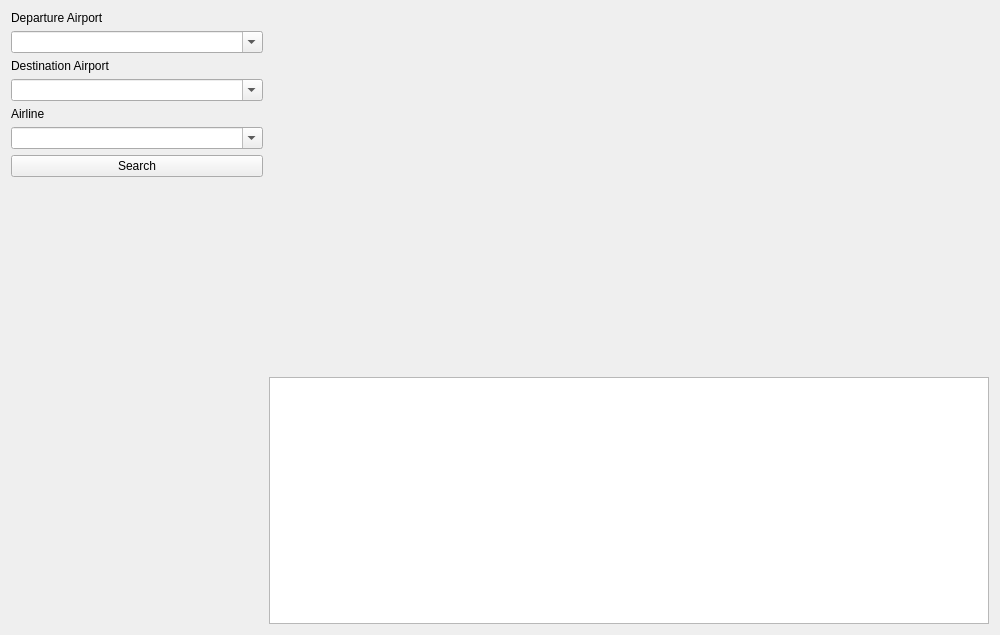
The window that mainwindow.ui (matthiasxg/FlightPlanner) describes before a commit, drawn with Qt 5.
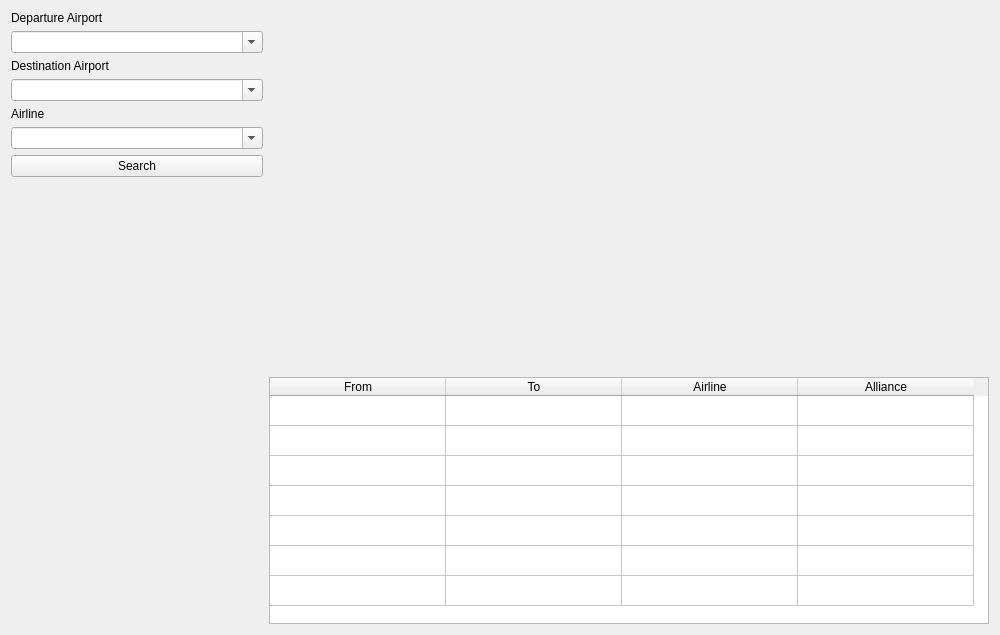
The same window after the commit. Icons and pictures are not drawn.

Commit message: Add table insertion

What changed in the file:
```diff
--- a/mainwindow.ui
+++ b/mainwindow.ui
@@ -87,7 +87,7 @@
        </layout>
       </item>
       <item>
-       <layout class="QVBoxLayout" name="rightLayout" stretch="360,140">
+       <layout class="QVBoxLayout" name="rightLayout" stretch="360,0">
         <item>
          <widget class="QLabel" name="map">
           <property name="minimumSize">
@@ -114,7 +114,7 @@
          </widget>
         </item>
         <item>
-         <widget class="QTableView" name="flightTable">
+         <widget class="QTableWidget" name="flightTable">
           <property name="sizePolicy">
            <sizepolicy hsizetype="Preferred" vsizetype="Preferred">
             <horstretch>0</horstretch>
@@ -133,6 +133,51 @@
             <height>16777215</height>
            </size>
           </property>
+          <property name="verticalScrollBarPolicy">
+           <enum>Qt::ScrollBarAsNeeded</enum>
+          </property>
+          <property name="sortingEnabled">
+           <bool>false</bool>
+          </property>
+          <property name="rowCount">
+           <number>7</number>
+          </property>
+          <property name="columnCount">
+           <number>4</number>
+          </property>
+          <attribute name="horizontalHeaderDefaultSectionSize">
+           <number>176</number>
+          </attribute>
+          <attribute name="verticalHeaderVisible">
+           <bool>false</bool>
+          </attribute>
+          <row/>
+          <row/>
+          <row/>
+          <row/>
+          <row/>
+          <row/>
+          <row/>
+          <column>
+           <property name="text">
+            <string>From</string>
+           </property>
+          </column>
+          <column>
+           <property name="text">
+            <string>To</string>
+           </property>
+          </column>
+          <column>
+           <property name="text">
+            <string>Airline</string>
+           </property>
+          </column>
+          <column>
+           <property name="text">
+            <string>Alliance</string>
+           </property>
+          </column>
          </widget>
         </item>
        </layout>
```
The commit also changes 2 other files.
